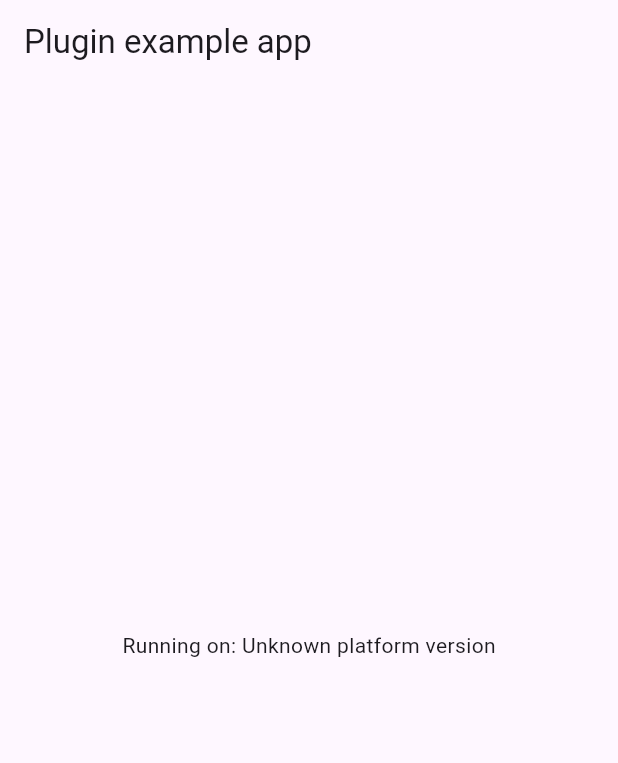
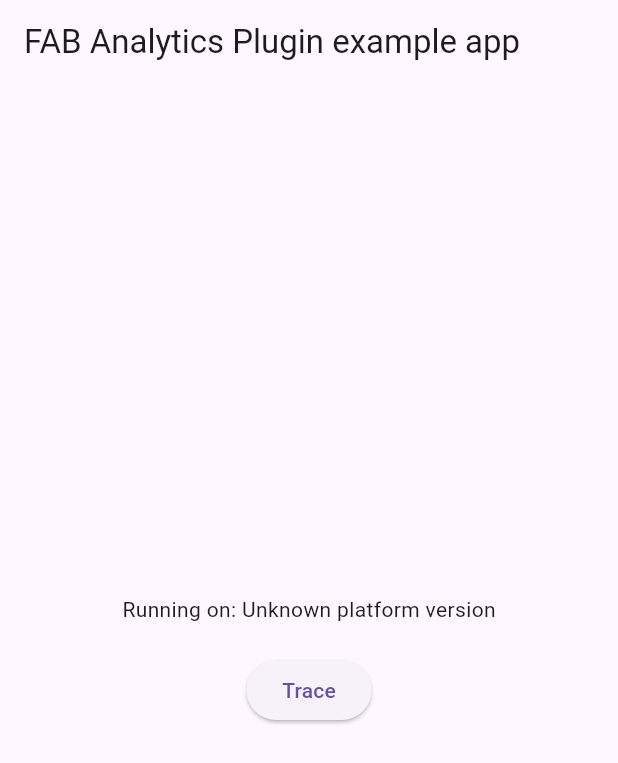
Before and after one commit to FAB-Builder/flutter-analytics, a Flutter app: the screen it shows after launch, on a phone screen of 412 x 824 dp. Shown: the top 763 px of the screen. Run offline on Flutter 3.47's test engine with Material 3 defaults, Android fonts, the phone set to English and light mode, and no system bars; our stand-ins replace package_info_plus, plugin_platform_interface.

Commit message:
trace method paramaters and example app fixes

```diff
--- a/example/lib/main.dart
+++ b/example/lib/main.dart
@@ -7,13 +7,7 @@ import 'package:fab_analytics/fab_analytics.dart';
 import 'package:package_info_plus/package_info_plus.dart';
 
 // TODO : Add your crdentials
-// const applicationId = "";
-// const clientId = "";
-// const clientSecret = "";
-// const version = "";
-
-
-const applicationId = "66fa85c0c732fab445166d3f";
+const applicationId = "";
 const clientId = "";
 const clientSecret = "";
 const version = "";
@@ -32,6 +26,7 @@ class MyApp extends StatefulWidget {
 class _MyAppState extends State<MyApp> {
   String _platformVersion = 'Unknown';
   final _fabAnalyticsPlugin = FabAnalytics();
+  String message = "";
 
   @override
   void initState() {
@@ -63,20 +58,32 @@ class _MyAppState extends State<MyApp> {
   }
 
   initFabAnalytics() async {
+    var packageInfo = await PackageInfo.fromPlatform();
     Config config = Config(
-        applicationId: applicationId,
-        clientId: clientId,
-        clientSecret: clientSecret,
-        version: version);
+      applicationId: applicationId,
+      clientId: clientId,
+      clientSecret: clientSecret,
+      version: version,
+      packageInfo: packageInfo,
+    );
     try {
-      var packageInfo = await PackageInfo.fromPlatform();
       await _fabAnalyticsPlugin.init(config!); // initialize the library
-      var response = await _fabAnalyticsPlugin.trace(
-          "1234", "fab analytics example", "home", "lauch", packageInfo, null);
-      print(response.toString());
-    } on PlatformException {
-      // Log exception and report studio@gameolive.com
+    } catch (e) {
+      print(e.toString());
     }
+  }
+
+  trace() async {
+    var response = await _fabAnalyticsPlugin.trace(
+      userId: "1234", //optional
+      fromScreen: "Home",
+      toScreen: "toScreen",
+      action: "trace_btn_clicked", //optional
+      params: {
+        "id": "5678",
+      }, //optional
+    );
+    return response;
   }
 
   @override
@@ -84,10 +91,30 @@ class _MyAppState extends State<MyApp> {
     return MaterialApp(
       home: Scaffold(
         appBar: AppBar(
-          title: const Text('Plugin example app'),
+          title: const Text('FAB Analytics Plugin example app'),
         ),
-        body: Center(
-          child: Text('Running on: $_platformVersion\n'),
+        body: Container(
+          width: double.infinity,
+          child: Column(
+            mainAxisAlignment: MainAxisAlignment.center,
+            crossAxisAlignment: CrossAxisAlignment.center,
+            children: [
+              Text('Running on: $_platformVersion\n'),
+              ElevatedButton(
+                onPressed: () async {
+                  var response = await trace();
+                  if (response.statusCode == 200) {
+                    setState(() {
+                      message =
+                          "Traced successfully! hop on to your dashboard to view";
+                    });
+                  }
+                },
+                child: Text('Trace'),
+              ),
+              message != "" ? Text(message) : SizedBox(),
+            ],
+          ),
         ),
       ),
     );
--- a/lib/models/config_model.dart
+++ b/lib/models/config_model.dart
@@ -3,6 +3,7 @@ class Config {
   final String clientId;
   final String clientSecret;
   String version;
+  dynamic packageInfo;
 
   String? server;
   String? static;
@@ -19,6 +20,7 @@ class Config {
     required this.clientId,
     required this.clientSecret,
     this.version = "",
+    required this.packageInfo,
   });
 
   factory Config.fromJson(Map<String, String> json) {
@@ -26,6 +28,7 @@ class Config {
       applicationId: json['applicationId'] ?? "",
       clientId: json['clientId'] ?? "",
       clientSecret: json['clientSecret'] ?? "",
+      packageInfo: json['packageInfo'] ?? "",
     );
     if (json["category"] != null) {
       config.category = json["category"];
```
Also changed, not shown: lib/fab_analytics.dart (+15 -5 lines), lib/fab_analytics_method_channel.dart (+9 -5 lines), lib/fab_analytics_platform_interface.dart (+8 -3 lines), lib/services/trace_service.dart (+4 -3 lines), 1 other file.
